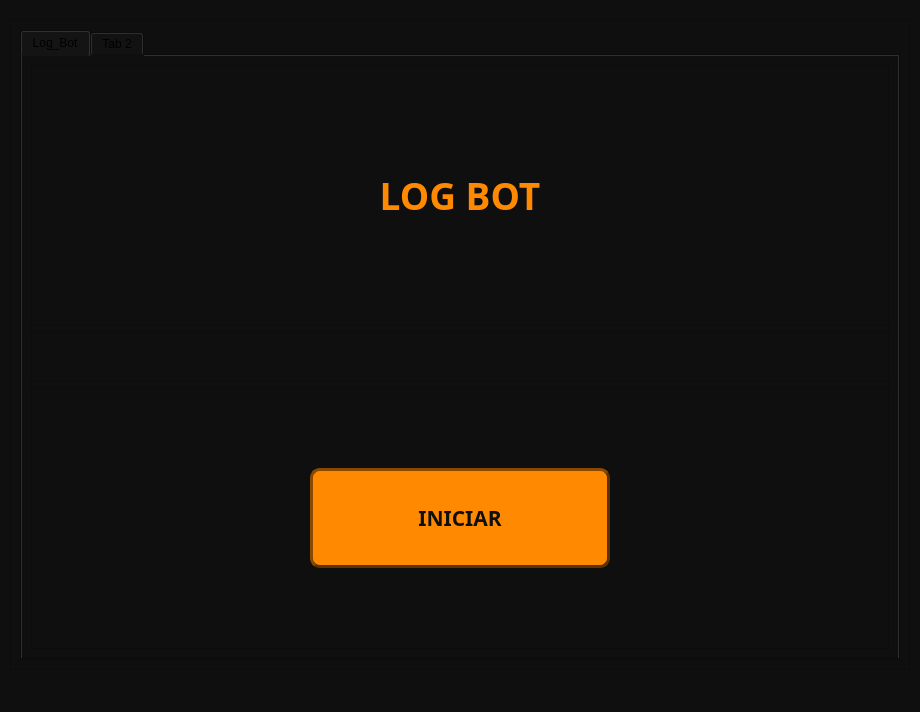
Old version of the form src/views/ps_view_2.ui in the repository AlissonTxD/Prime-Survivor-2.
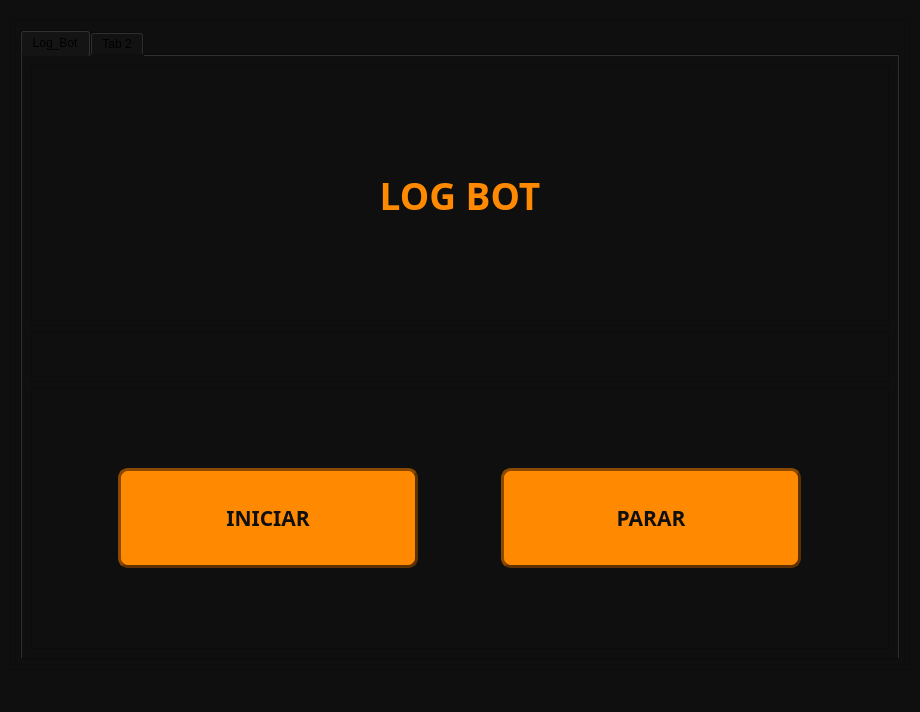
New version of the form.

Commit message: Refactor LogBotModel and MainWindow to improve bot control; add stop button functionality and update UI elements

Diff of the .ui file:
```diff
--- a/src/views/ps_view_2.ui
+++ b/src/views/ps_view_2.ui
@@ -148,6 +148,54 @@
                 </property>
                </widget>
               </item>
+              <item>
+               <widget class="QPushButton" name="btn_stop_log_bot">
+                <property name="maximumSize">
+                 <size>
+                  <width>300</width>
+                  <height>100</height>
+                 </size>
+                </property>
+                <property name="font">
+                 <font>
+                  <family>Arial Black</family>
+                  <pointsize>16</pointsize>
+                  <weight>75</weight>
+                  <bold>true</bold>
+                 </font>
+                </property>
+                <property name="styleSheet">
+                 <string notr="true">QPushButton{
+background-color: rgb(255, 137, 1);
+border: 3px outset rgb(93, 49, 0);
+border-radius: 10px;
+color: rgb(15, 15, 15);
+}
+
+
+QPushButton:hover{
+color: rgb(255, 17, 0);
+background-color: rgb(215, 97, 0);
+}
+
+QPushButton:pressed{
+border: 3px inset rgb(93, 49, 0);
+color: rgb(15, 15, 15);
+background-color: rgb(255, 17, 0);
+}
+
+QPushButton:disabled {
+background-color: #cccccc; /* Cinza */
+border: 2px solid #999999;
+color: #666666; /* Texto cinza escuro */
+}
+</string>
+                </property>
+                <property name="text">
+                 <string>PARAR</string>
+                </property>
+               </widget>
+              </item>
              </layout>
             </widget>
            </item>
```
Left out of the diff: 2 changed lines with no effect on the pictures. The commit also changes 5 other files.
